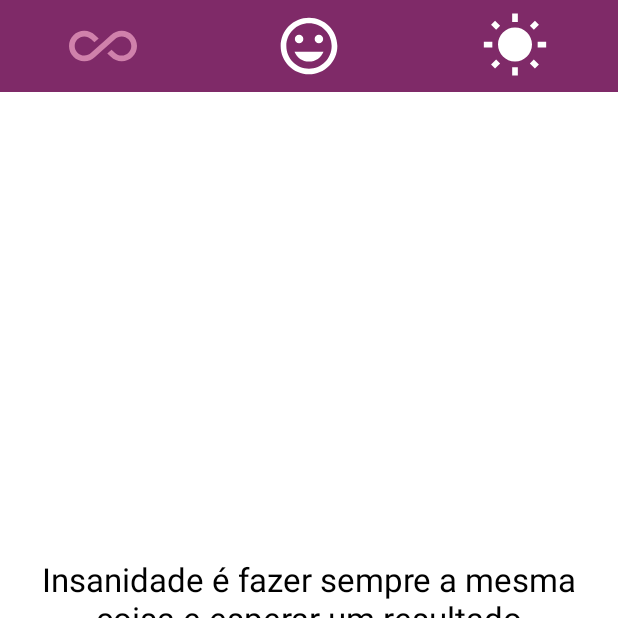
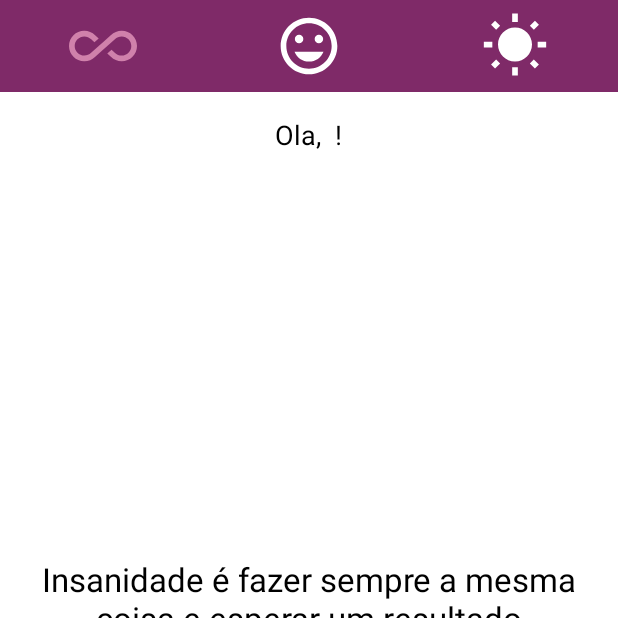
Before and after one commit to LuisMoleroOliveira/App-Motivation, an Android app: the MainActivity screen opened directly, with no data from a screen before it, on a phone screen of 412 x 824 dp, the top half of it. Run offline under Robolectric (Android 15) with nearby library versions, the phone set to English and light mode, and no system bars.

```diff
--- a/app/src/main/java/br/com/molero/motivation/repository/Mock.kt
+++ b/app/src/main/java/br/com/molero/motivation/repository/Mock.kt
@@ -43,6 +43,7 @@ class Mock {
 
         // Número aleatório de 0 ao tamanho da lista retornada do filtro
         val rand = Random().nextInt(filtered.size)
+        //val rand = (filtered.size).random()
 
         // Retorna string
         return filtered[rand].description
--- a/app/src/main/java/br/com/molero/motivation/ui/MainActivity.kt
+++ b/app/src/main/java/br/com/molero/motivation/ui/MainActivity.kt
@@ -22,8 +22,8 @@ class MainActivity : AppCompatActivity(), View.OnClickListener {
         if (supportActionBar != null) supportActionBar!!.hide()
 
         mSecurityPreferences = SecurityPreferences(this)
-        textName.text = mSecurityPreferences.getString(MotivationConstants.KEY.PERSON_NAME)
-
+        val name = mSecurityPreferences.getString(MotivationConstants.KEY.PERSON_NAME)
+        textName.text = "${textName.text}, $name !"
         //Lógica inicial de seleção
         imageAll.setColorFilter(resources.getColor(R.color.colorAccent))
         handleNewPhrase()
--- a/app/src/main/java/br/com/molero/motivation/ui/SplashActivity.kt
+++ b/app/src/main/java/br/com/molero/motivation/ui/SplashActivity.kt
@@ -39,8 +39,10 @@ class SplashActivity : AppCompatActivity(), View.OnClickListener {
 
     private fun verifyName(){
         val name = mSecurityPreferences.getString(MotivationConstants.KEY.PERSON_NAME)
-        if(name != "") startActivity(Intent(this, MainActivity::class.java))
-        finish() // "matar" splash activity da memoria
+        if(name != "") {
+            startActivity(Intent(this, MainActivity::class.java))
+            finish() // "matar" splash activity da memoria
+        }
     }
 
     private fun handleSave() {
--- a/app/src/main/res/layout/activity_main.xml
+++ b/app/src/main/res/layout/activity_main.xml
@@ -48,9 +48,12 @@
         android:layout_height="wrap_content"
         android:layout_below="@+id/linearMenu"
         android:layout_centerHorizontal="true"
-        android:layout_margin="16dp"
+        android:layout_marginStart="16dp"
+        android:layout_marginTop="16dp"
+        android:layout_marginEnd="16dp"
+        android:layout_marginBottom="16dp"
         android:background="@color/white"
-        android:text="Hello World"
+        android:text="@string/ola"
         android:textColor="@color/black"
         android:textSize="18sp" />
 
@@ -59,8 +62,10 @@
         android:layout_width="wrap_content"
         android:layout_height="wrap_content"
         android:layout_centerInParent="true"
-        android:layout_marginTop="32dp"
-        android:layout_margin="16dp"
+        android:layout_marginStart="16dp"
+        android:layout_marginTop="16dp"
+        android:layout_marginEnd="16dp"
+        android:layout_marginBottom="16dp"
         android:background="@color/white"
         android:text="Frase"
         android:textAlignment="center"
@@ -82,8 +87,8 @@
         android:layout_alignParentBottom="true"
         android:layout_centerHorizontal="true"
         android:layout_marginBottom="16dp"
+        android:background="@drawable/ripple_button"
         android:padding="16dp"
-        android:text="Nova Frase"
-        android:background="@drawable/ripple_button"/>
+        android:text="@string/nova_frase" />
 
 </RelativeLayout>
--- a/app/src/main/res/values/strings.xml
+++ b/app/src/main/res/values/strings.xml
@@ -3,4 +3,6 @@
     <string name="vamos_comecar">Vamos Começar</string>
     <string name="qual_seu_nome">Qual seu Nome?</string>
     <string name="salvar">Salvar</string>
+    <string name="nova_frase">Nova Frase</string>
+    <string name="ola">Ola</string>
 </resources>
```
Also changed, not shown: 1 other file.
